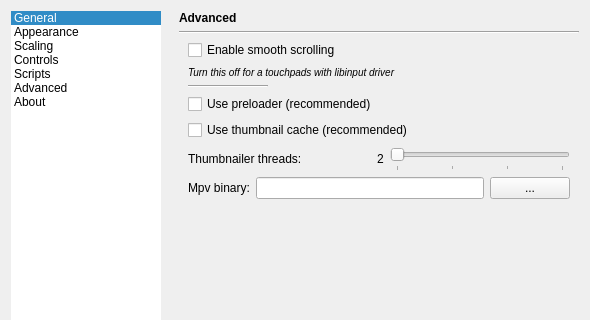
Before: the Qt Designer form gui/dialogs/settingsdialog.ui in do-i/thumbgrid, drawn with Qt 5; both pictures show x 0 to 590 and y 0 to 320 of the 590 by 500 pixel window.
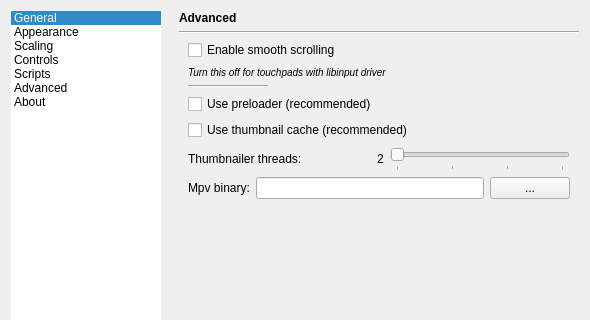
After: the same form once the commit is applied. The open tabs and pages were chosen to show the change. Icons and pictures are not drawn. Custom widgets are drawn as their Qt base class.

```diff
--- a/gui/dialogs/settingsdialog.ui
+++ b/gui/dialogs/settingsdialog.ui
@@ -2449,7 +2449,7 @@
                     <number>60</number>
                    </property>
                    <property name="text">
-                    <string>&lt;html&gt;&lt;head/&gt;&lt;body&gt;&lt;p&gt;&lt;span style=&quot; font-size:small; font-style:italic;&quot;&gt;Turn this off for a touchpads with libinput driver&lt;/span&gt;&lt;/p&gt;&lt;/body&gt;&lt;/html&gt;</string>
+                    <string>&lt;html&gt;&lt;head/&gt;&lt;body&gt;&lt;p&gt;&lt;span style=&quot; font-size:small; font-style:italic;&quot;&gt;Turn this off for touchpads with libinput driver&lt;/span&gt;&lt;/p&gt;&lt;/body&gt;&lt;/html&gt;</string>
                    </property>
                    <property name="textFormat">
                     <enum>Qt::RichText</enum>
```
